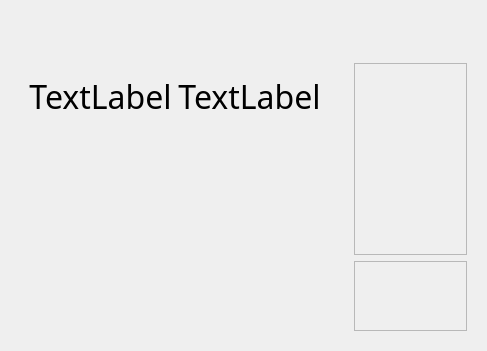
Qt form python_modules/view/view_kingdom/book_world_homepage.ui (cyril711/git-MythicWar) before a commit.
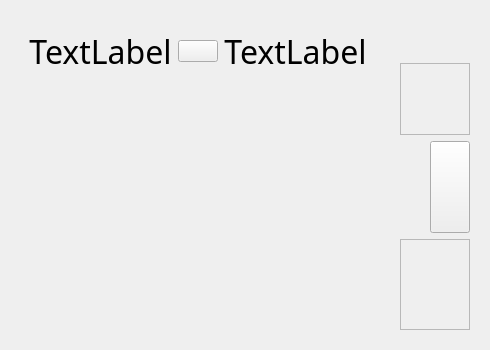
The same form after that commit. Icons and pictures are not drawn.

Diff of the .ui file:
```diff
--- a/python_modules/view/view_kingdom/book_world_homepage.ui
+++ b/python_modules/view/view_kingdom/book_world_homepage.ui
@@ -16,7 +16,7 @@
   <layout class="QHBoxLayout" name="horizontalLayout">
    <item>
     <widget class="QWidget" name="widget" native="true">
-     <layout class="QVBoxLayout" name="verticalLayout_3">
+     <layout class="QVBoxLayout" name="verticalLayout_3" stretch="1,4,4">
       <item>
        <widget class="QWidget" name="widget_3" native="true">
         <layout class="QHBoxLayout" name="horizontalLayout_2">
@@ -42,6 +42,29 @@
            </property>
           </widget>
          </item>
+         <item>
+          <widget class="QPushButton" name="pushButton">
+           <property name="sizePolicy">
+            <sizepolicy hsizetype="Fixed" vsizetype="Fixed">
+             <horstretch>0</horstretch>
+             <verstretch>0</verstretch>
+            </sizepolicy>
+           </property>
+           <property name="text">
+            <string/>
+           </property>
+           <property name="icon">
+            <iconset resource="../../../resources.qrc">
+             <normaloff>:/icons/32x32/kingdom</normaloff>:/icons/32x32/kingdom</iconset>
+           </property>
+           <property name="iconSize">
+            <size>
+             <width>32</width>
+             <height>32</height>
+            </size>
+           </property>
+          </widget>
+         </item>
          <item>
           <widget class="QLabel" name="faction_right">
            <property name="sizePolicy">
@@ -67,6 +90,37 @@
         </layout>
        </widget>
       </item>
+      <item>
+       <widget class="QWidget" name="empire_left_pies" native="true">
+        <layout class="QHBoxLayout" name="pie_left_layout_2">
+         <property name="spacing">
+          <number>0</number>
+         </property>
+         <property name="leftMargin">
+          <number>0</number>
+         </property>
+         <property name="topMargin">
+          <number>0</number>
+         </property>
+         <property name="rightMargin">
+          <number>0</number>
+         </property>
+         <property name="bottomMargin">
+          <number>0</number>
+         </property>
+         <item>
+          <widget class="QWidget" name="faction_left_pie" native="true">
+           <layout class="QVBoxLayout" name="faction_left_pie_layout"/>
+          </widget>
+         </item>
+         <item>
+          <widget class="QWidget" name="faction_right_pie" native="true">
+           <layout class="QVBoxLayout" name="faction_right_pie_layout"/>
+          </widget>
+         </item>
+        </layout>
+       </widget>
+      </item>
       <item>
        <widget class="QWidget" name="widget_4" native="true">
         <layout class="QHBoxLayout" name="horizontalLayout_3" stretch="1,1">
@@ -96,6 +150,12 @@
    </item>
    <item>
     <widget class="QWidget" name="widget_2" native="true">
+     <property name="sizePolicy">
+      <sizepolicy hsizetype="Preferred" vsizetype="Preferred">
+       <horstretch>0</horstretch>
+       <verstretch>0</verstretch>
+      </sizepolicy>
+     </property>
      <layout class="QVBoxLayout" name="verticalLayout">
       <item>
        <widget class="QLabel" name="right_empire_name">
@@ -124,13 +184,87 @@
          <bool>false</bool>
         </property>
         <property name="sizePolicy">
-         <sizepolicy hsizetype="Expanding" vsizetype="Minimum">
+         <sizepolicy hsizetype="Expanding" vsizetype="Preferred">
           <horstretch>0</horstretch>
           <verstretch>0</verstretch>
          </sizepolicy>
         </property>
+        <property name="minimumSize">
+         <size>
+          <width>0</width>
+          <height>40</height>
+         </size>
+        </property>
+        <property name="maximumSize">
+         <size>
+          <width>16777215</width>
+          <height>200</height>
+         </size>
+        </property>
+        <property name="sizeAdjustPolicy">
+         <enum>QAbstractScrollArea::AdjustToContents</enum>
+        </property>
+        <property name="textInteractionFlags">
+         <set>Qt::TextEditorInteraction</set>
+        </property>
        </widget>
       </item>
+      <item>
+       <layout class="QHBoxLayout" name="horizontalLayout_4">
+        <property name="spacing">
+         <number>0</number>
+        </property>
+        <item>
+         <widget class="QStackedWidget" name="stackedWidget">
+          <property name="frameShadow">
+           <enum>QFrame::Raised</enum>
+          </property>
+          <property name="lineWidth">
+           <number>0</number>
+          </property>
+          <property name="currentIndex">
+           <number>0</number>
+          </property>
+          <widget class="QWidget" name="kingdom_contribution_page">
+           <layout class="QVBoxLayout" name="kingdom_page_layout">
+            <property name="leftMargin">
+             <number>0</number>
+            </property>
+            <property name="topMargin">
+             <number>0</number>
+            </property>
+            <property name="rightMargin">
+             <number>0</number>
+            </property>
+            <property name="bottomMargin">
+             <number>0</number>
+            </property>
+           </layout>
+          </widget>
+          <widget class="QWidget" name="kingdom_histo">
+           <layout class="QVBoxLayout" name="kingdom_histo_layout"/>
+          </widget>
+         </widget>
+        </item>
+        <item>
+         <widget class="QPushButton" name="net_chart_button">
+          <property name="sizePolicy">
+           <sizepolicy hsizetype="Minimum" vsizetype="Expanding">
+            <horstretch>0</horstretch>
+            <verstretch>0</verstretch>
+           </sizepolicy>
+          </property>
+          <property name="text">
+           <string/>
+          </property>
+          <property name="icon">
+           <iconset resource="../../../resources.qrc">
+            <normaloff>:/icons/24x24/next</normaloff>:/icons/24x24/next</iconset>
+          </property>
+         </widget>
+        </item>
+       </layout>
+      </item>
       <item>
        <widget class="QScrollArea" name="scrollArea">
         <property name="widgetResizable">
@@ -141,11 +275,24 @@
           <rect>
            <x>0</x>
            <y>0</y>
-           <width>121</width>
-           <height>69</height>
+           <width>71</width>
+           <height>91</height>
           </rect>
          </property>
-         <layout class="QVBoxLayout" name="verticalLayout_2"/>
+         <layout class="QVBoxLayout" name="verticalLayout_2">
+          <property name="leftMargin">
+           <number>0</number>
+          </property>
+          <property name="topMargin">
+           <number>0</number>
+          </property>
+          <property name="rightMargin">
+           <number>0</number>
+          </property>
+          <property name="bottomMargin">
+           <number>0</number>
+          </property>
+         </layout>
         </widget>
        </widget>
       </item>
```
Left out of the diff: 4 changed lines with no effect on the pictures.
